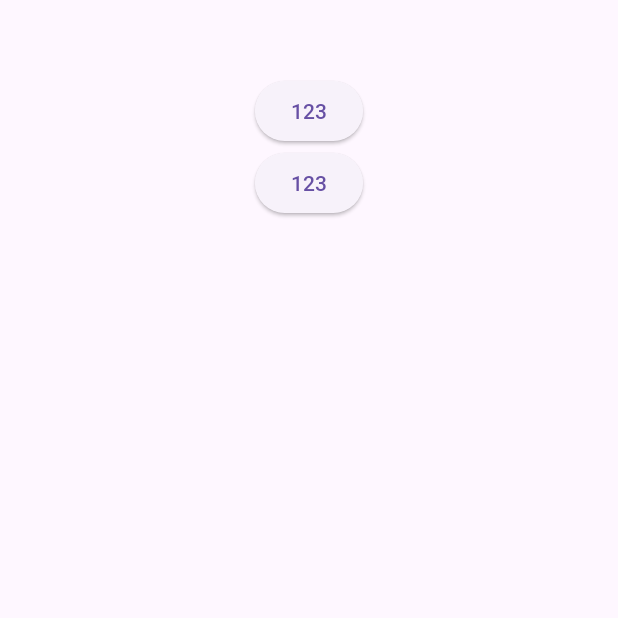
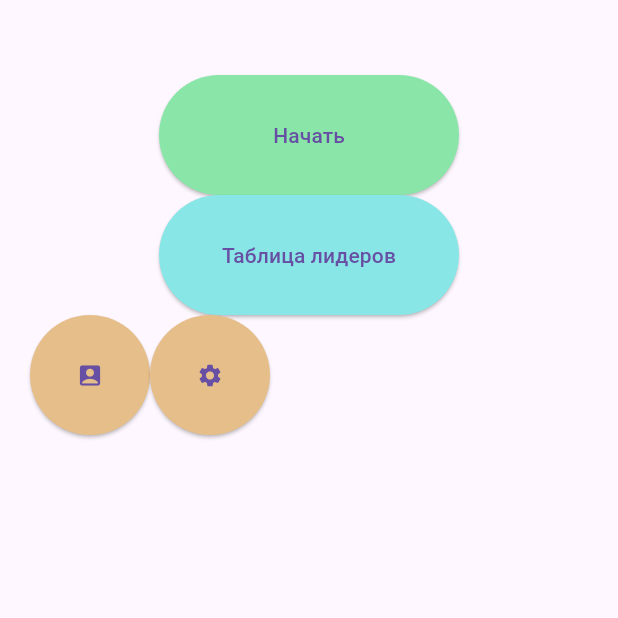
Before and after one commit to vavnastya/tetrisweeper, a Flutter app: the screen it shows after launch, on a phone screen of 412 x 824 dp, the top half of it. Run offline on Flutter 3.47's test engine with Material 3 defaults, Android fonts, the phone set to English and light mode, and no system bars.

Commit message:
Добавлены параметры кнопок

```diff
--- /dev/null
+++ b/lib/button.dart
@@ -0,0 +1,32 @@
+import 'package:flutter/material.dart';
+
+enum ButtonContent {icon, text}
+
+class GameButton extends StatelessWidget {
+  final Widget content;
+  final Color color;
+  final Size size;
+  /*final double padding;*/
+  const GameButton({
+    super.key,
+    required this.content,
+    required this.color,
+    required this.size,
+    /*required this.padding,*/
+  });
+
+  @override
+  Widget build(BuildContext context) {
+    return ElevatedButton(
+        onPressed: (){
+          print('hello');
+        },
+        style: ElevatedButton.styleFrom(
+            backgroundColor: color,
+            fixedSize: Size(size.width, size.height),
+            /*padding: EdgeInsets.all(padding),*/
+
+        ),
+        child: content);
+  }
+}
--- a/lib/general_layout.dart
+++ b/lib/general_layout.dart
@@ -1,14 +1,5 @@
 import 'package:flutter/material.dart';
-
-class MyApp extends StatelessWidget {
-  @override
-  Widget build(BuildContext context) {
-    return MaterialApp(
-      debugShowCheckedModeBanner: false,
-      home: GeneralLayout()
-    );
-  }
-}//app.dart
+import 'package:tetrisweeper/button.dart';
 
 class GeneralLayout extends StatelessWidget {
   //final Widget section;
@@ -25,8 +16,28 @@ class GeneralLayout extends StatelessWidget {
           padding: EdgeInsets.fromLTRB(20, 50, 20, 20),
           child: Column(
             children: [
-              GameButton(),
-              GameButton(),
+              GameButton(
+                content: Text('Начать'),
+                color: Color.fromARGB(255, 137, 230, 168),
+                size: Size(200, 80),
+                /*padding: 10,*/),
+              GameButton(
+                content: Text('Таблица лидеров'),
+                color: Color.fromARGB(255, 137, 230, 230),
+                size: Size(200, 80),
+                /*padding: 10,*/),
+              Row(
+                children: [
+                  GameButton(
+                    content: Icon(Icons.account_box),
+                    color: Color.fromARGB(255, 230, 190, 137),
+                    size: Size(80, 80),),
+                  GameButton(
+                    content: Icon(Icons.settings),
+                    color: Color.fromARGB(255, 230, 190, 137),
+                    size: Size(80, 80),),
+                ],
+              )
             ],
           ),
         )
@@ -34,21 +45,3 @@ class GeneralLayout extends StatelessWidget {
     );
   }
 }
-
-class GameButton extends StatelessWidget {
-  const GameButton({
-    super.key,
-  });
-
-  @override
-  Widget build(BuildContext context) {
-    return ElevatedButton(
-        onPressed: (){
-          print('hello');
-        },
-        style: ElevatedButton.styleFrom(
-
-        ),
-        child: Text('123'));
-  }
-}
--- a/lib/main.dart
+++ b/lib/main.dart
@@ -1,6 +1,5 @@
 import 'package:flutter/material.dart';
-import 'package:tetrisweeper/ui/default-theme.dart';
-import 'package:tetrisweeper/general_layout.dart';
+import 'package:tetrisweeper/my_app.dart';
 
 void main() {
     runApp(MyApp());
--- /dev/null
+++ b/lib/my_app.dart
@@ -0,0 +1,12 @@
+import 'package:flutter/material.dart';
+import 'package:tetrisweeper/general_layout.dart';
+
+class MyApp extends StatelessWidget {
+  @override
+  Widget build(BuildContext context) {
+    return MaterialApp(
+      debugShowCheckedModeBanner: false,
+      home: GeneralLayout()
+    );
+  }
+}
```
